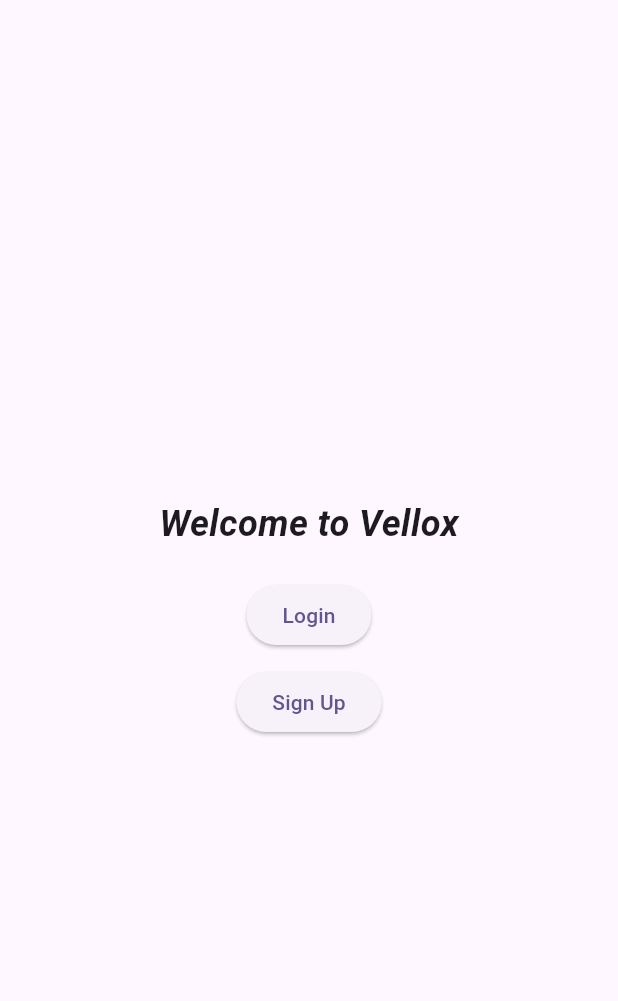
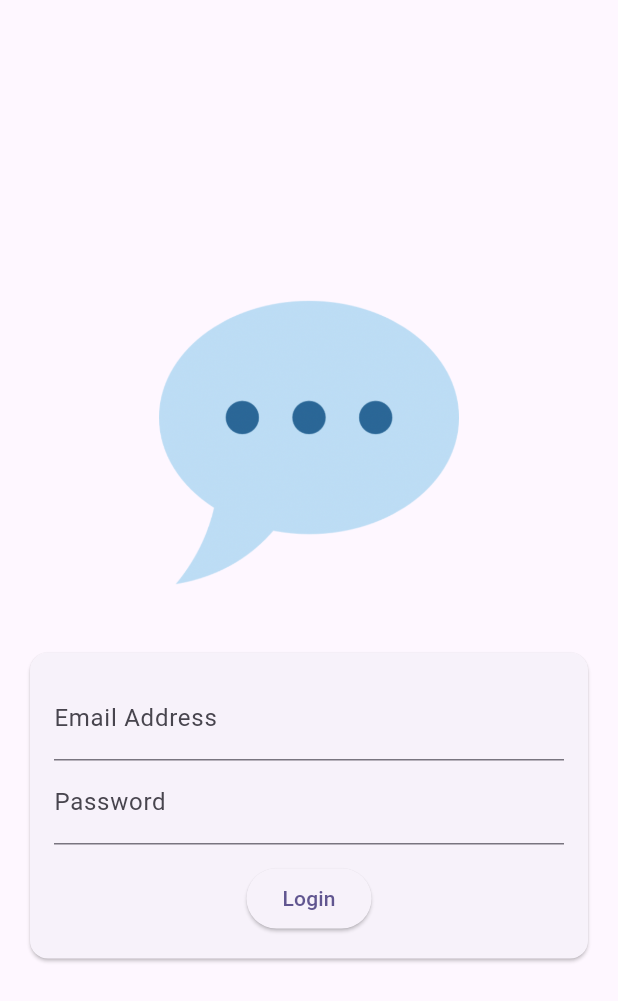
Before and after one commit to al-masud007/vellox, a Flutter app: the screen it shows after launch, on a phone screen of 412 x 824 dp. Shown: the top 1001 px of the screen. Run offline on Flutter 3.47's test engine with Material 3 defaults, Android fonts, the phone set to English and light mode, and no system bars.

Commit message:
modify the auth screen

```diff
--- a/lib/Screens/auth.dart
+++ b/lib/Screens/auth.dart
@@ -16,27 +16,49 @@ class _AuthScreenState extends State<AuthScreen> {
           child: Column(
             mainAxisAlignment: MainAxisAlignment.center,
             children: [
-              const Text(
-                'Welcome to Vellox',
-                style: TextStyle(
-                  fontSize: 24,
-                  fontWeight: FontWeight.bold,
-                  fontStyle: FontStyle.italic,
+              Container(
+                margin: const EdgeInsets.only(
+                  top: 30,
+                  bottom: 20,
+                  left: 20,
+                  right: 20,
                 ),
+                width: 200,
+                child: Image.asset('assets/images/chat.png'),
               ),
-              const SizedBox(height: 20),
-              ElevatedButton(
-                onPressed: () {
-                  // Handle login action
-                },
-                child: const Text('Login'),
-              ),
-              const SizedBox(height: 10),
-              ElevatedButton(
-                onPressed: () {
-                  // Handle signup action
-                },
-                child: const Text('Sign Up'),
+              Card(
+                margin: const EdgeInsets.all(20),
+                child: SingleChildScrollView(
+                  child: Padding(
+                    padding: const EdgeInsets.all(16),
+                    child: Form(
+                      child: Column(
+                        mainAxisSize: MainAxisSize.min,
+                        children: [
+                          TextFormField(
+                            decoration: const InputDecoration(
+                              labelText: 'Email Address',
+                            ),
+                            keyboardType: TextInputType.emailAddress,
+                            textCapitalization: TextCapitalization.none,
+                            autocorrect: false,
+                          ),
+                          TextFormField(
+                            decoration: const InputDecoration(
+                              labelText: 'Password',
+                            ),
+                            obscureText: true,
+                          ),
+                          const SizedBox(height: 12),
+                          ElevatedButton(
+                            onPressed: () {},
+                            child: const Text('Login'),
+                          ),
+                        ],
+                      ),
+                    ),
+                  ),
+                ),
               ),
             ],
           ),
```
Also changed, not shown: pubspec.yaml (+4 -4 lines), assets/images/chat.png (added).
